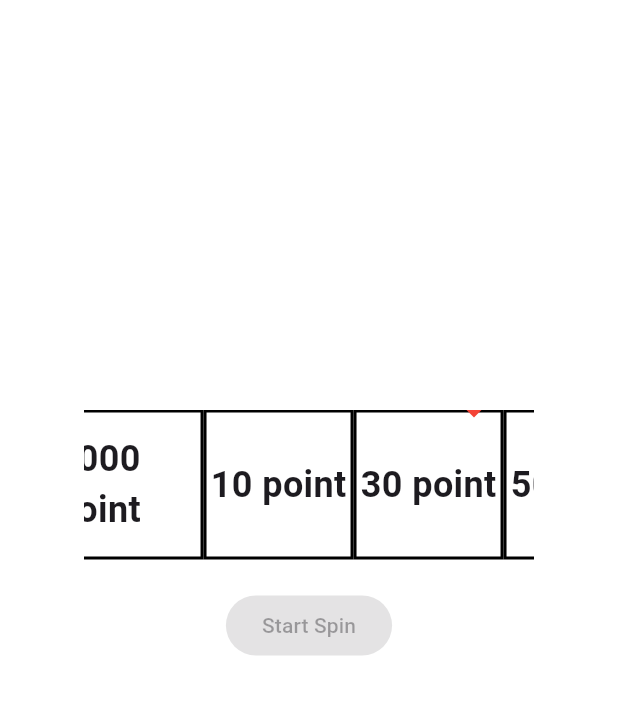
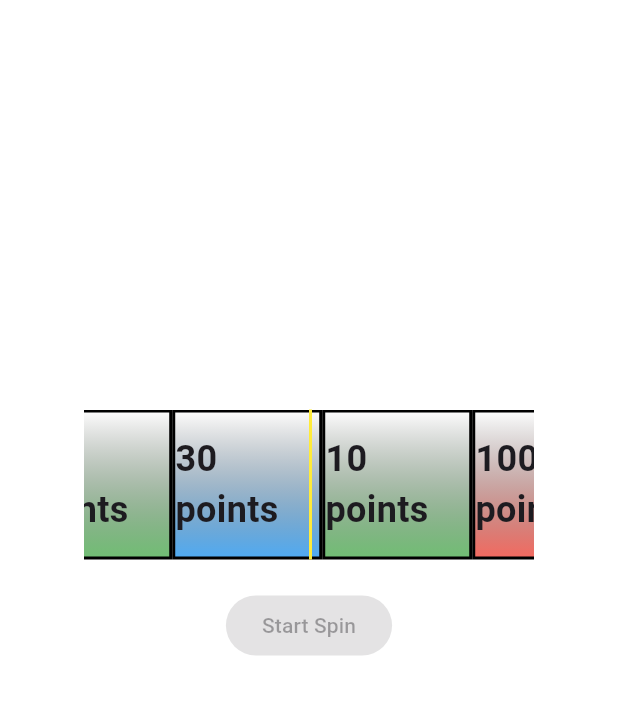
Before and after one commit to PhilippeMaillot/AP4_forReal, a Flutter app: the RoulettePage screen opened by its route, after a tap on "Start Spin", on a phone screen of 412 x 824 dp, the part 84-799 px from its top. Run offline on Flutter 3.47's test engine with Material 3 defaults, Android fonts, the phone set to English and light mode, and no system bars; our stand-ins replace audioplayers, flutter_swiper_null_safety, rxdart, shared_preferences; accounts and stored records are empty; network calls fail; key blocks and very long unbroken strings in the code were emptied for the run.

Commit message:
perfect roulette

```diff
--- a/omnibet/lib/main.dart
+++ b/omnibet/lib/main.dart
@@ -201,6 +201,12 @@ class _MyHomePageState extends State<MyHomePage> {
                 Navigator.pushNamed(context, '/profile');
               },
             ),
+                ListTile(
+              title: Text('roulette'),
+              onTap: () {
+                Navigator.pushNamed(context, '/roulette');
+              },
+            ),
             ListTile(
               title: Text('Se déconnecter'),
               onTap: () {
--- a/omnibet/lib/roulette_page.dart
+++ b/omnibet/lib/roulette_page.dart
@@ -3,7 +3,6 @@ import 'dart:math';
 import 'package:flutter/material.dart';
 import 'package:provider/provider.dart';
 import 'package:audioplayers/audioplayers.dart';
-
 
 class RoulettePage extends StatelessWidget {
   @override
@@ -32,42 +31,43 @@ class RoulettePage extends StatelessWidget {
 }
 
 class RouletteProvider extends ChangeNotifier {
-  final List<String> items = [
-    '10 point',
-    '30 point',
-    '50 point',
-    '100 point',
-    '1000 point',
+  List<String> items = [
+    '10 points', '10 points', '10 points', '10 points', // 4 instances
+    '30 points', '30 points', '30 points',              // 3 instances
+    '50 points', '50 points',                           // 2 instances
+    '100 points',                                       // 1 instance
+    '1000 points',                                      // 1 instance
   ];
   final ScrollController scrollController = ScrollController();
   bool _isSpinning = false;
   String _result = '';
   Timer? _timer;
-  double _velocity = 100.0; // Vitesse initiale élevée
-  int _totalDuration = 600; // Durée totale de la roulette en millisecondes (9 secondes)
+  double _velocity = 0.0;
+  final int _spinDuration = 7000; // Durée totale de la roulette en millisecondes (7 secondes)
+
+  RouletteProvider() {
+    items.shuffle(); // Mélanger les éléments pour une disposition aléatoire
+  }
 
   bool get isSpinning => _isSpinning;
   String get result => _result;
 
-  void startSpin () async {
-
+  void startSpin() async {
     if (_isSpinning) return;
     _isSpinning = true;
     _result = '';
+    _velocity = 3000.0; // Vitesse initiale plus élevée
     notifyListeners();
 
     // Jouer le son
-
     final _audioPlayer = AudioPlayer();
     await _audioPlayer.play(AssetSource('roulette.mp3'));
-    final random = Random();
 
-    int spinDuration = random.nextInt(3000) + 6000; // Durée de rotation aléatoire entre 6 et 9 secondes
-
+    // Timer pour gérer la décélération
     _timer = Timer.periodic(Duration(milliseconds: 16), (timer) {
       if (_velocity > 0.1) {
-        scrollController.jumpTo(scrollController.offset + _velocity);
-        _velocity *= 0.995; // Réduire lentement la vitesse pour une décélération plus lente
+        scrollController.jumpTo(scrollController.offset + _velocity * 0.016);
+        _velocity *= 0.99; // Réduire la vitesse progressivement
       } else {
         timer.cancel();
         _selectResult();
@@ -75,17 +75,25 @@ class RouletteProvider extends ChangeNotifier {
     });
 
     // Arrêter la rotation après la durée spécifiée
-    Future.delayed(Duration(milliseconds: _totalDuration), () {
-      _velocity = 1.0; // Ralentir la vitesse pour un arrêt en douceur
+    Future.delayed(Duration(milliseconds: _spinDuration), () {
+      _velocity = 0.1; // Ralentir la vitesse pour un arrêt en douceur
     });
   }
 
   void _selectResult() {
     // Calculer la position de la flèche
-    double offset = scrollController.offset + 200; // 200 pour aligner avec la flèche de droite
+    double offset = scrollController.offset + 100; // Ajuster pour centrer sur l'élément
+
+    // Diviser l'offset par la largeur de chaque élément (100) et obtenir l'index arrondi
     int itemIndex = (offset / 100).round() % items.length; // Ajuster pour centrer sur l'élément
+
+    // Mettre à jour le résultat avec l'élément à l'index calculé
     _result = items[itemIndex];
+
+    // Marquer la fin du spin
     _isSpinning = false;
+
+    // Notifier les écouteurs de changement
     notifyListeners();
   }
 
@@ -102,24 +110,42 @@ class RouletteWidget extends StatelessWidget {
   Widget build(BuildContext context) {
     final provider = Provider.of<RouletteProvider>(context);
 
-    double arrowPositionX = 240; // Position de départ de la flèche
-    double arrowPositionY = -20;
-
-    // Récupérer la taille de la liste pour centrer la flèche
-    double listWidth = 300;
-    double listItemWidth = 100;
-    double listCenterX = listWidth / 2 - listItemWidth / 2;
-
-    // Si la roulette ne tourne pas, centrer la flèche
-    if (!provider.isSpinning) {
-      arrowPositionX = listCenterX;
-    }
+    // Dégradés de couleur en fonction de la valeur de récompense
+    final Map<String, Gradient> gradients = {
+      '10 points': LinearGradient(
+        colors: [Colors.transparent, Colors.green.withOpacity(0.8)],
+        begin: Alignment.topCenter,
+        end: Alignment.bottomCenter,
+      ),
+      '30 points': LinearGradient(
+        colors: [Colors.transparent, Colors.blue.withOpacity(0.8)],
+        begin: Alignment.topCenter,
+        end: Alignment.bottomCenter,
+      ),
+      '50 points': LinearGradient(
+        colors: [Colors.transparent, Colors.purple.withOpacity(0.8)],
+        begin: Alignment.topCenter,
+        end: Alignment.bottomCenter,
+      ),
+      '100 points': LinearGradient(
+        colors: [Colors.transparent, Colors.red.withOpacity(0.8)],
+        begin: Alignment.topCenter,
+        end: Alignment.bottomCenter,
+      ),
+      '1000 points': LinearGradient(
+        colors: [Colors.transparent, Colors.yellow.withOpacity(0.8)],
+        begin: Alignment.topCenter,
+        end: Alignment.bottomCenter,
+      ),
+    };
 
     return Stack(
+      alignment: Alignment.center,
       children: [
+        // Roue de la roulette
         Container(
           height: 100,
-          width: listWidth,
+          width: 300,
           child: ListView.builder(
             scrollDirection: Axis.horizontal,
             physics: NeverScrollableScrollPhysics(),
@@ -127,9 +153,10 @@ class RouletteWidget extends StatelessWidget {
             itemBuilder: (context, index) {
               final itemIndex = index % provider.items.length;
               return Container(
-                width: listItemWidth,
+                width: 100,
                 decoration: BoxDecoration(
                   border: Border.all(color: Colors.black, width: 2),
+                  gradient: gradients[provider.items[itemIndex]]!,
                 ),
                 child: Center(
                   child: Text(
@@ -142,13 +169,14 @@ class RouletteWidget extends StatelessWidget {
             itemCount: provider.items.length * 100,
           ),
         ),
-        // Flèche avec position dynamique
-        AnimatedPositioned(
-          duration: Duration(milliseconds: 500), // Durée de l'animation
-          curve: Curves.easeInOut, // Courbe d'animation
-          left: arrowPositionX,
-          top: arrowPositionY,
-          child: Icon(Icons.arrow_drop_down, size: 40, color: Colors.red),
+        // Trait jaune pour indiquer le résultat
+        Positioned(
+          left: 150, // Ajuster cette valeur pour centrer le trait
+          child: Container(
+            width: 2,
+            height: 100,
+            color: Colors.yellow,
+          ),
         ),
       ],
     );
@@ -163,7 +191,6 @@ class SpinButton extends StatelessWidget {
     return ElevatedButton(
       onPressed: provider.isSpinning ? null : () => provider.startSpin(),
       child: Text('Start Spin'),
-
     );
   }
 }
--- a/omnibet/pubspec.yaml
+++ b/omnibet/pubspec.yaml
@@ -23,6 +23,7 @@ dependencies:
   roulette: ^0.1.5
   provider: ^6.1.2
   audioplayers: ^6.0.0
+  inspireui: ^2.0.0
 
 
 dev_dependencies:
```
Also changed, not shown: omnibet/pubspec.lock, 5 other files.
